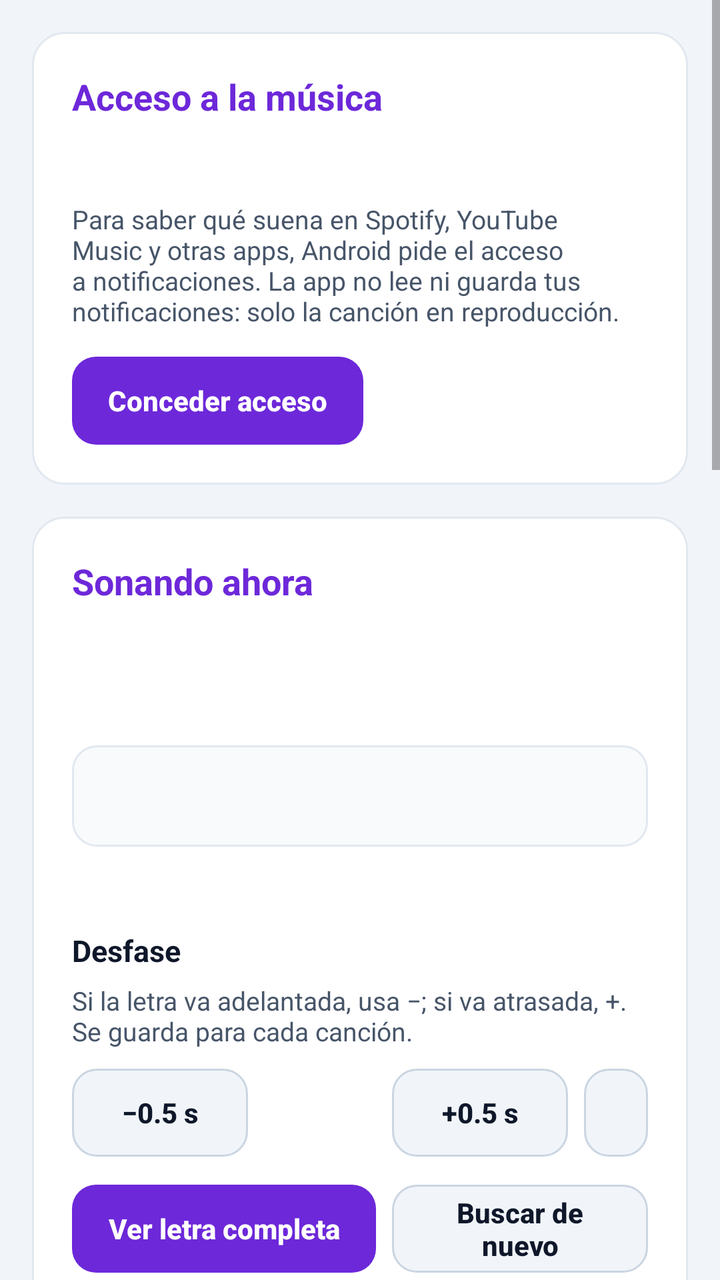
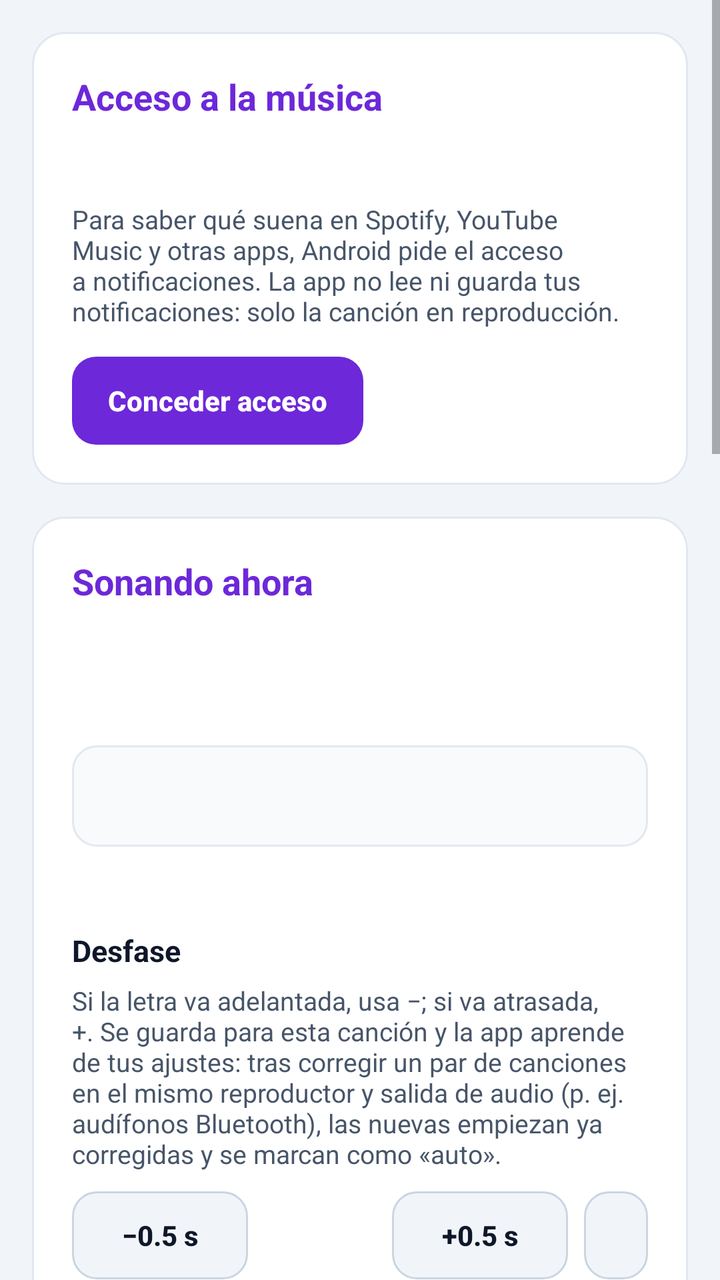

Screens rendered from an Android XML layout before and after an edit, with the pre-edit source and the edit as a unified diff.
<!-- AndroidManifest.xml: application theme AppTheme -->
<!-- res/layout/activity_main.xml -->
<?xml version="1.0" encoding="utf-8"?>
<ScrollView xmlns:android="http://schemas.android.com/apk/res/android"
    android:layout_width="match_parent"
    android:layout_height="match_parent"
    android:clipToPadding="false">

    <LinearLayout
        android:layout_width="match_parent"
        android:layout_height="wrap_content"
        android:orientation="vertical"
        android:descendantFocusability="beforeDescendants"
        android:focusableInTouchMode="true"
        android:padding="16dp">

        
        <LinearLayout
            android:id="@+id/card_access"
            style="@style/Card">

            <TextView
                style="@style/Section"
                android:text="@string/section_access" />

            <TextView
                android:id="@+id/access_status"
                style="@style/Label" />

            <TextView
                style="@style/Hint"
                android:text="@string/access_hint" />

            <Button
                android:id="@+id/access_grant"
                style="@style/BtnPrimary"
                android:layout_marginTop="14dp"
                android:text="@string/access_grant" />
        </LinearLayout>

        
        <LinearLayout style="@style/Card">

            <TextView
                style="@style/Section"
                android:text="@string/section_now" />

            <TextView
                android:id="@+id/now_title"
                style="@style/Label" />

            <TextView
                android:id="@+id/now_meta"
                style="@style/Hint" />

            <TextView
                android:id="@+id/now_line"
                style="@style/Preview" />

            <TextView
                android:id="@+id/now_lyrics"
                style="@style/Hint"
                android:layout_marginTop="10dp" />

            <LinearLayout
                android:id="@+id/offset_box"
                android:layout_width="match_parent"
                android:layout_height="wrap_content"
                android:orientation="vertical">

                <TextView
                    style="@style/Label"
                    android:text="@string/offset_label" />

                <TextView
                    style="@style/Hint"
                    android:text="@string/offset_hint" />

                <LinearLayout style="@style/Options">

                    <Button
                        android:id="@+id/offset_minus"
                        style="@style/BtnTonal"
                        android:text="@string/offset_minus" />

                    <TextView
                        android:id="@+id/offset_value"
                        android:layout_width="72dp"
                        android:layout_height="wrap_content"
                        android:gravity="center"
                        android:textColor="@color/text_primary"
                        android:textSize="15sp"
                        android:textStyle="bold" />

                    <Button
                        android:id="@+id/offset_plus"
                        style="@style/BtnTonal"
                        android:text="@string/offset_plus" />

                    <Button
                        android:id="@+id/offset_reset"
                        style="@style/BtnTonal"
                        android:layout_marginStart="8dp"
                        android:text="@string/offset_reset" />
                </LinearLayout>
            </LinearLayout>

            <LinearLayout
                style="@style/Options"
                android:layout_marginTop="14dp">

                <Button
                    android:id="@+id/now_full"
                    style="@style/BtnPrimary"
                    android:layout_marginEnd="8dp"
                    android:text="@string/now_full" />

                <Button
                    android:id="@+id/now_reload"
                    style="@style/BtnTonal"
                    android:text="@string/now_reload" />
            </LinearLayout>
        </LinearLayout>

        
        <LinearLayout style="@style/Card">

            <TextView
                style="@style/Section"
                android:text="@string/section_search" />

            <TextView
                style="@style/Hint"
                android:text="@string/search_hint" />

            <EditText
                android:id="@+id/search_artist"
                style="@style/Field"
                android:hint="@string/search_artist"
                android:imeOptions="actionNext" />

            <EditText
                android:id="@+id/search_title"
                style="@style/Field"
                android:hint="@string/search_title" />

            <Button
                android:id="@+id/search_go"
                style="@style/BtnPrimary"
                android:layout_marginTop="12dp"
                android:text="@string/search_go" />

            <TextView
                android:id="@+id/search_status"
                style="@style/Hint"
                android:visibility="gone" />

            <LinearLayout
                android:id="@+id/search_results"
                android:layout_width="match_parent"
                android:layout_height="wrap_content"
                android:orientation="vertical" />
        </LinearLayout>

        
        <LinearLayout style="@style/Card">

            <TextView
                style="@style/Section"
                android:text="@string/section_players" />

            <TextView
                style="@style/Hint"
                android:text="@string/players_hint" />

            <LinearLayout
                android:id="@+id/players"
                android:layout_width="match_parent"
                android:layout_height="wrap_content"
                android:layout_marginTop="6dp"
                android:orientation="vertical" />
        </LinearLayout>

        
        <LinearLayout style="@style/Card">

            <TextView
                style="@style/Section"
                android:text="@string/section_appearance" />

            <TextView
                style="@style/Label"
                android:text="@string/appearance_background" />

            <HorizontalScrollView
                android:layout_width="match_parent"
                android:layout_height="wrap_content"
                android:scrollbars="none">

                <LinearLayout
                    android:id="@+id/bg_options"
                    style="@style/Options"
                    android:layout_width="wrap_content" />
            </HorizontalScrollView>

            <TextView
                style="@style/Label"
                android:text="@string/appearance_accent" />

            <LinearLayout
                android:id="@+id/accent"
                style="@style/Options" />

            <TextView
                style="@style/Label"
                android:text="@string/appearance_size" />

            <HorizontalScrollView
                android:layout_width="match_parent"
                android:layout_height="wrap_content"
                android:scrollbars="none">

                <LinearLayout
                    android:id="@+id/size_options"
                    style="@style/Options"
                    android:layout_width="wrap_content" />
            </HorizontalScrollView>
        </LinearLayout>

        
        <LinearLayout style="@style/Card">

            <TextView
                style="@style/Section"
                android:text="@string/section_cache" />

            <TextView
                android:id="@+id/cache_info"
                style="@style/Hint" />

            <Button
                android:id="@+id/cache_clear"
                style="@style/BtnTonal"
                android:layout_marginTop="14dp"
                android:text="@string/cache_clear" />
        </LinearLayout>

        
        <LinearLayout style="@style/Card">

            <TextView
                style="@style/Section"
                android:text="@string/section_help" />

            <TextView
                style="@style/Hint"
                android:lineSpacingExtra="4dp"
                android:text="@string/help_text" />

            <TextView
                style="@style/Hint"
                android:layout_marginTop="12dp"
                android:text="@string/credits" />
        </LinearLayout>
    </LinearLayout>
</ScrollView>
<!-- resources referenced by this layout -->
<resources>
  <color name="text_primary">#0F172A</color>
  <string name="access_grant">Conceder acceso</string>
  <string name="access_hint">Para saber qué suena en Spotify, YouTube Music y otras apps, Android pide el acceso a notificaciones. La app no lee ni guarda tus notificaciones: solo la canción en reproducción.</string>
  <string name="appearance_accent">Color de la línea actual</string>
  <string name="appearance_background">Fondo</string>
  <string name="appearance_size">Tamaño de letra</string>
  <string name="cache_clear">Borrar caché</string>
  <string name="credits">Letras de LRCLIB (lrclib.net) y lyrics.ovh, APIs públicas y gratuitas.</string>
  <string name="help_text">1. Concede el acceso a la música.\n2. Mantén presionado un espacio vacío del escritorio → Widgets → LyricWidget.\n3. Pon música: la letra avanza sola. Toca el título del widget para abrir el reproductor y la letra para verla completa.</string>
  <string name="now_full">Ver letra completa</string>
  <string name="now_reload">Buscar de nuevo</string>
  <string name="offset_hint">Si la letra va adelantada, usa −; si va atrasada, +. Se guarda para cada canción.</string>
  <string name="offset_label">Desfase</string>
  <string name="offset_minus">−0.5 s</string>
  <string name="offset_plus">+0.5 s</string>
  <string name="offset_reset">Restablecer</string>
  <string name="players_hint">Desmarca las apps cuyas canciones no quieres ver en el widget (por ejemplo, videos de YouTube o podcasts).</string>
  <string name="search_artist">Artista</string>
  <string name="search_go">Buscar</string>
  <string name="search_hint">Corrige el artista o el título si la letra no aparece o no es la correcta, y elige un resultado.</string>
  <string name="search_title">Título</string>
  <string name="section_access">Acceso a la música</string>
  <string name="section_appearance">Apariencia del widget</string>
  <string name="section_cache">Letras guardadas</string>
  <string name="section_help">Cómo usarla</string>
  <string name="section_now">Sonando ahora</string>
  <string name="section_players">Reproductores</string>
  <string name="section_search">Búsqueda manual</string>
  <style name="Hint" parent="Label">
          <item name="android:layout_marginTop">6dp</item>
          <item name="android:textSize">13sp</item>
          <item name="android:textStyle">normal</item>
          <item name="android:textColor">@color/text_secondary</item>
      </style>
  <style name="Section">
          <item name="android:layout_width">match_parent</item>
          <item name="android:layout_height">wrap_content</item>
          <item name="android:textColor">@color/brand</item>
          <item name="android:textSize">18sp</item>
          <item name="android:textStyle">bold</item>
      </style>
  <!-- drawable card_bg (drawable) -->
  <?xml version="1.0" encoding="utf-8"?>
  <shape xmlns:android="http://schemas.android.com/apk/res/android" android:shape="rectangle">
      <solid android:color="@color/surface" />
      <corners android:radius="16dp" />
      <stroke android:width="1dp" android:color="@color/border" />
  </shape>
  <color name="text_hint">#94A3B8</color>
  <color name="text_secondary">#475569</color>
  <color name="brand">#6D28D9</color>
  <color name="bg_page">#F1F5F9</color>
  <color name="button">#6D28D9</color>
  <color name="surface_tonal">#F1F5F9</color>
  <color name="border_strong">#CBD5E1</color>
  <color name="surface">#FFFFFF</color>
  <color name="border">#E2E8F0</color>
  <color name="surface_alt">#F8FAFC</color>
  <!-- unchanged entries left out for length: 11 -->
</resources>

<!-- the commit's change to res/layout/activity_main.xml (unified diff, before → after) -->
@@ -83,7 +83,10 @@
 
                     <TextView
                         android:id="@+id/offset_value"
-                        android:layout_width="72dp"
+                        android:layout_width="wrap_content"
+                        android:minWidth="72dp"
+                        android:paddingStart="6dp"
+                        android:paddingEnd="6dp"
                         android:layout_height="wrap_content"
                         android:gravity="center"
                         android:textColor="@color/text_primary"
<!-- resource entries referenced after the edit -->
@@ -11,7 +11,7 @@
   <string name="help_text">1. Concede el acceso a la música.\n2. Mantén presionado un espacio vacío del escritorio → Widgets → LyricWidget.\n3. Pon música: la letra avanza sola. Toca el título del widget para abrir el reproductor y la letra para verla completa.</string>
   <string name="now_full">Ver letra completa</string>
   <string name="now_reload">Buscar de nuevo</string>
-  <string name="offset_hint">Si la letra va adelantada, usa −; si va atrasada, +. Se guarda para cada canción.</string>
+  <string name="offset_hint">Si la letra va adelantada, usa −; si va atrasada, +. Se guarda para esta canción y la app aprende de tus ajustes: tras corregir un par de canciones en el mismo reproductor y salida de audio (p. ej. audífonos Bluetooth), las nuevas empiezan ya corregidas y se marcan como «auto».</string>
   <string name="offset_label">Desfase</string>
   <string name="offset_minus">−0.5 s</string>
   <string name="offset_plus">+0.5 s</string>
